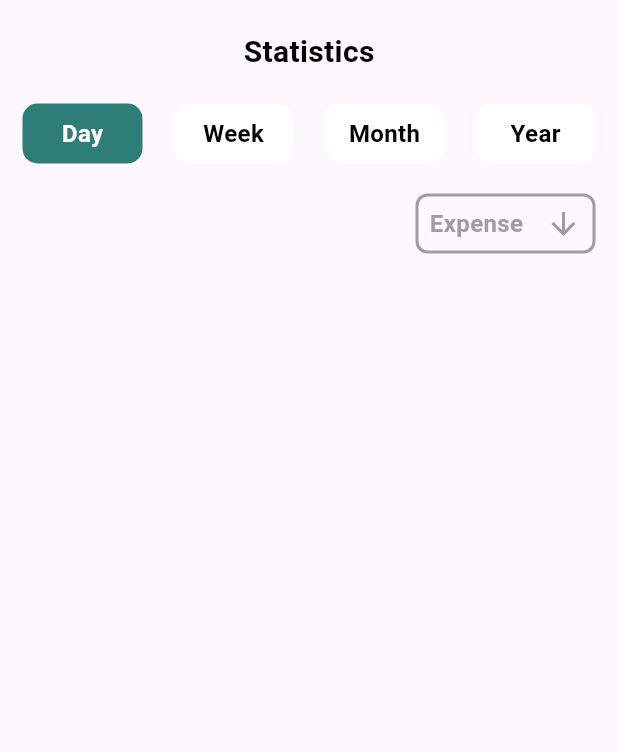
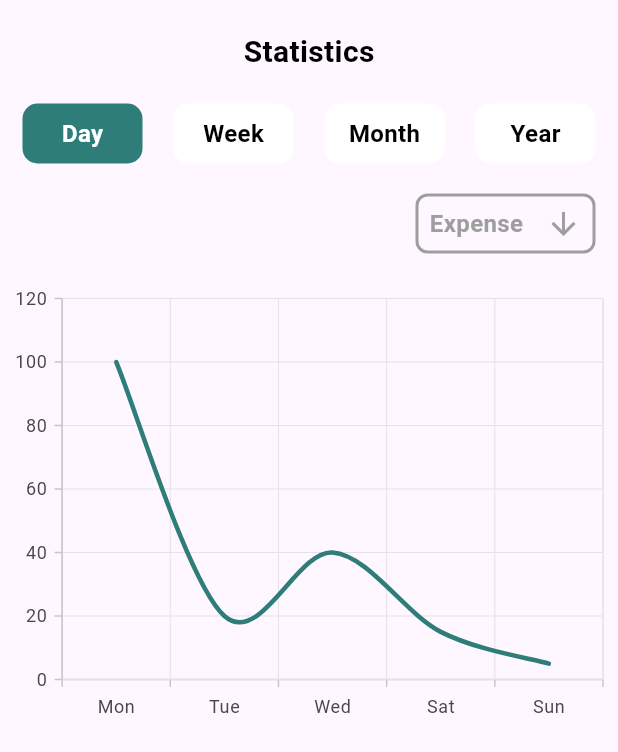
Before and after one commit to ttnppedr/first-finance-app, a Flutter app: the Statistics screen opened directly, on a phone screen of 412 x 824 dp. Shown: the top 752 px of the screen. Run offline on Flutter 3.47's test engine with Material 3 defaults, Android fonts, the phone set to English and light mode, and no system bars; our stand-ins replace syncfusion_flutter_charts.

Commit message:
Add chart widget

```diff
--- a/lib/screens/statistics.dart
+++ b/lib/screens/statistics.dart
@@ -1,4 +1,6 @@
 import 'package:flutter/material.dart';
+
+import '../widgets/chart.dart';
 
 class Statistics extends StatefulWidget {
   const Statistics({Key? key}) : super(key: key);
@@ -105,6 +107,8 @@ class _StatisticsState extends State<Statistics> {
                       ],
                     ),
                   ),
+                  SizedBox(height: 20),
+                  Chart(),
                 ],
               ),
             ),
--- /dev/null
+++ b/lib/widgets/chart.dart
@@ -0,0 +1,43 @@
+import 'package:flutter/material.dart';
+import 'package:syncfusion_flutter_charts/charts.dart';
+
+class Chart extends StatefulWidget {
+  const Chart({Key? key}) : super(key: key);
+
+  @override
+  State<Chart> createState() => _ChartState();
+}
+
+class _ChartState extends State<Chart> {
+  @override
+  Widget build(BuildContext context) {
+    return Container(
+      width: double.infinity,
+      height: 300,
+      child: SfCartesianChart(
+        primaryXAxis: CategoryAxis(),
+        series: <SplineSeries<SalesData, String>>[
+          SplineSeries<SalesData, String>(
+            color: Color.fromARGB(255, 47, 125, 121),
+            width: 3,
+            dataSource: <SalesData>[
+              SalesData(100, 'Mon'),
+              SalesData(20, 'Tue'),
+              SalesData(40, 'Wed'),
+              SalesData(15, 'Sat'),
+              SalesData(5, 'Sun'),
+            ],
+            xValueMapper: (SalesData sales, _) => sales.year,
+            yValueMapper: (SalesData sales, _) => sales.sales,
+          ),
+        ],
+      ),
+    );
+  }
+}
+
+class SalesData {
+  SalesData(this.sales, this.year);
+  final String year;
+  final int sales;
+}
```
